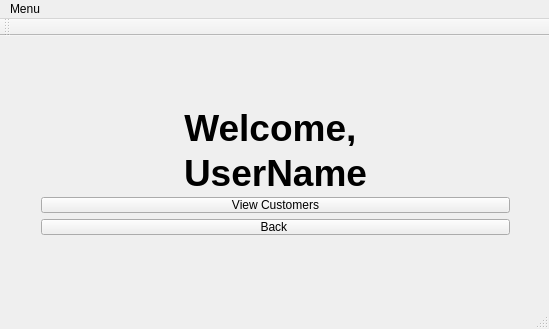
Above: CS1C-Project-Master/AdminWindow.ui from AustinVaday/CS1C-Class-Project before the change. Below: the same form after it.
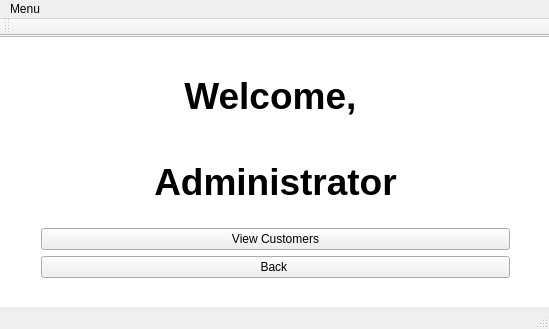
That is the form after the change.

```diff
--- a/CS1C-Project-Master/AdminWindow.ui
+++ b/CS1C-Project-Master/AdminWindow.ui
@@ -18,9 +18,9 @@
     <property name="geometry">
      <rect>
       <x>30</x>
-      <y>60</y>
+      <y>10</y>
       <width>491</width>
-      <height>150</height>
+      <height>243</height>
      </rect>
     </property>
     <layout class="QVBoxLayout" name="verticalLayout_2">
@@ -48,7 +48,7 @@
         </font>
        </property>
        <property name="text">
-        <string>&lt;html&gt;&lt;head/&gt;&lt;body&gt;&lt;p align=&quot;center&quot;&gt;&lt;span style=&quot; font-size:28pt;&quot;&gt;UserName&lt;/span&gt;&lt;/p&gt;&lt;/body&gt;&lt;/html&gt;</string>
+        <string>&lt;html&gt;&lt;head/&gt;&lt;body&gt;&lt;p align=&quot;center&quot;&gt;&lt;span style=&quot; font-size:28pt;&quot;&gt;Administrator&lt;/span&gt;&lt;/p&gt;&lt;/body&gt;&lt;/html&gt;</string>
        </property>
       </widget>
      </item>
@@ -72,6 +72,18 @@
      </item>
     </layout>
    </widget>
+   <widget class="QGraphicsView" name="graphicsView">
+    <property name="geometry">
+     <rect>
+      <x>-30</x>
+      <y>0</y>
+      <width>601</width>
+      <height>281</height>
+     </rect>
+    </property>
+   </widget>
+   <zorder>graphicsView</zorder>
+   <zorder>layoutWidget</zorder>
   </widget>
   <widget class="QToolBar" name="mainToolBar">
    <attribute name="toolBarArea">
```
Left out of the diff: 3 changed lines with no effect on the pictures.
